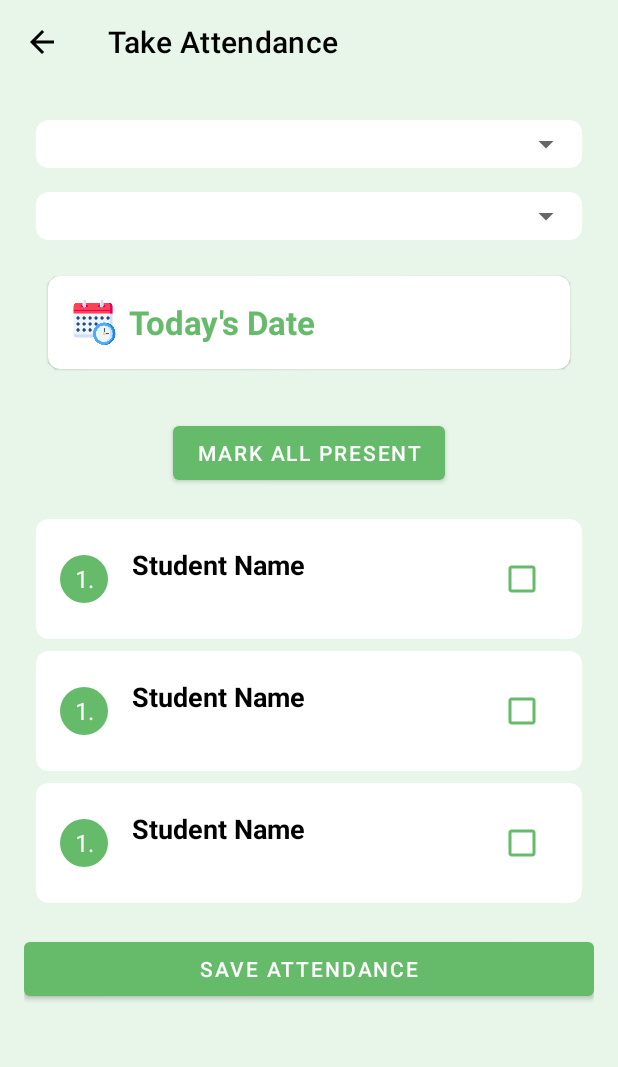
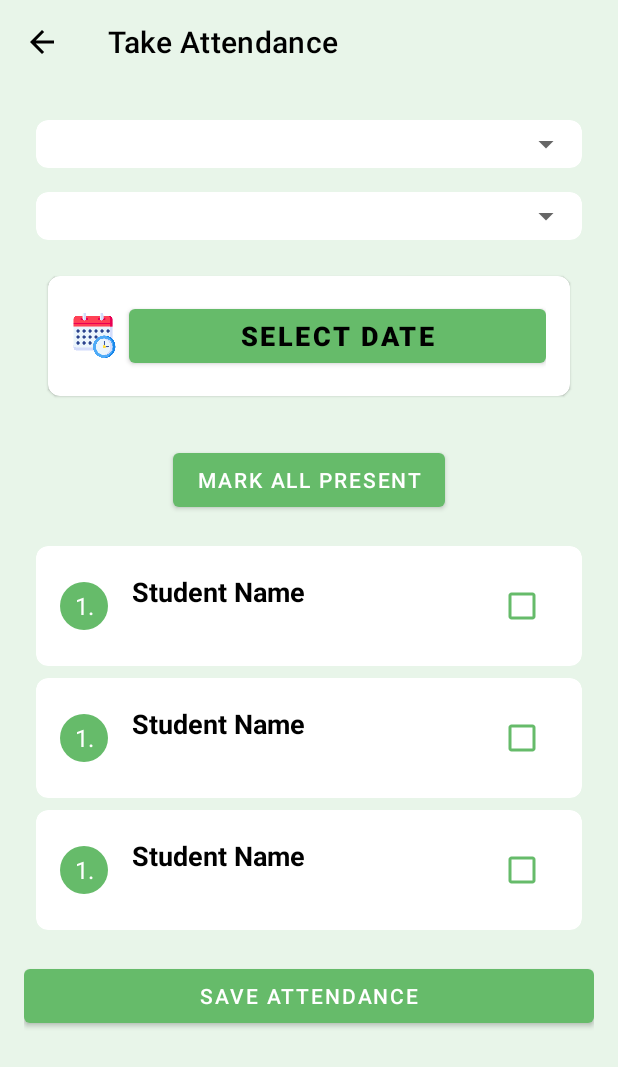
Before and after one commit to vishshivam/AttendanceApp, an Android app: the layout activity_take_attendance.xml on its own in the app's theme, with its tools: preview values and no code run, on a phone screen of 412 x 824 dp. Shown: the top 1067 px of the screen. Run offline under Robolectric (Android 15) with nearby library versions, the phone set to English and light mode, and no system bars.

Commit message:
uptill details functionality addition
custom date attendance

```diff
--- a/app/src/main/res/layout/activity_take_attendance.xml
+++ b/app/src/main/res/layout/activity_take_attendance.xml
@@ -80,8 +80,17 @@
                         android:layout_height="30dp"
                         android:src="@drawable/attendance"
                         android:layout_marginEnd="8dp" />
+                    <Button
+                        android:id="@+id/btnSelectDate"
+                        android:layout_width="0dp"
+                        android:layout_height="wrap_content"
+                        android:layout_weight="1"
+                        android:text="Select Date"
+                        android:textSize="18sp"
+                        android:textStyle="bold"
+                        android:textColor="@color/black" />
 
-                    <TextView
+                    <!--<TextView
                         android:id="@+id/textViewDate"
                         android:layout_width="wrap_content"
                         android:layout_height="wrap_content"
@@ -90,7 +99,7 @@
                         android:textStyle="bold"
                         android:text="Today's Date"
                         android:textColor="@color/green_darker" />
-
+-->
                 </LinearLayout>
 
             </com.google.android.material.card.MaterialCardView>
```
Also changed, not shown: app/src/main/java/com/example/attendo/TakeAttendanceActivity.java (+42 -16 lines).
